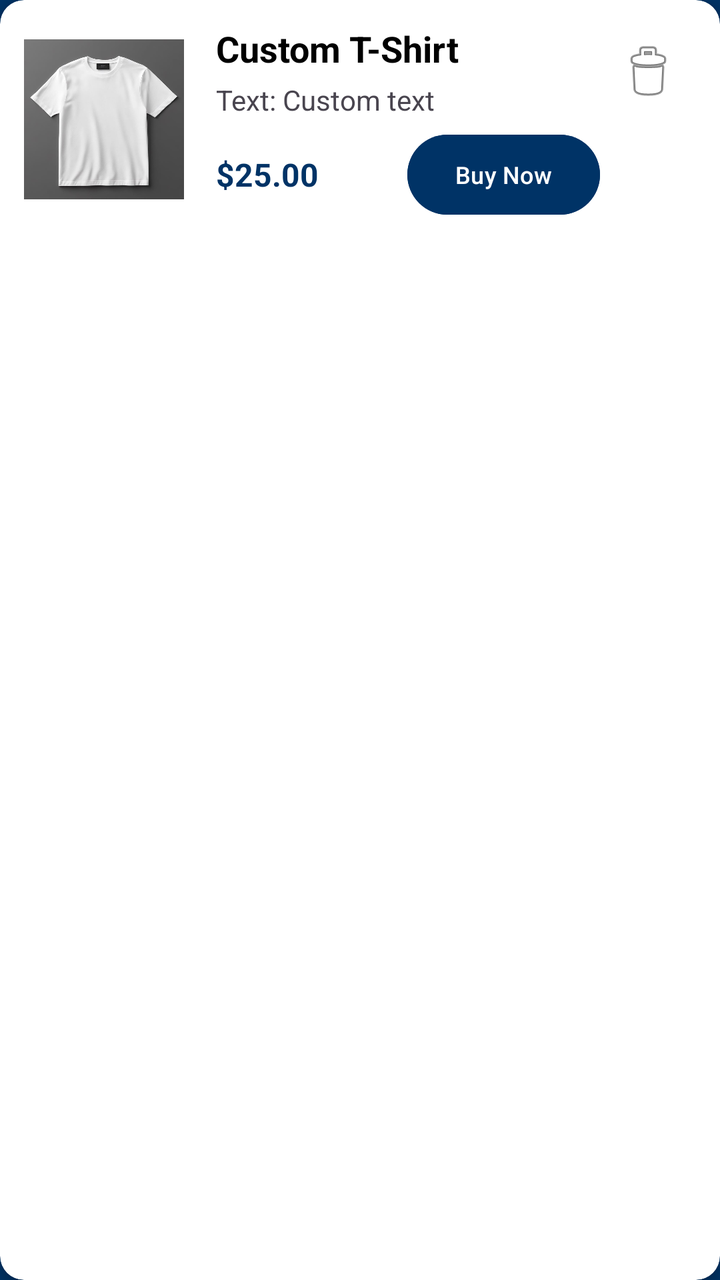
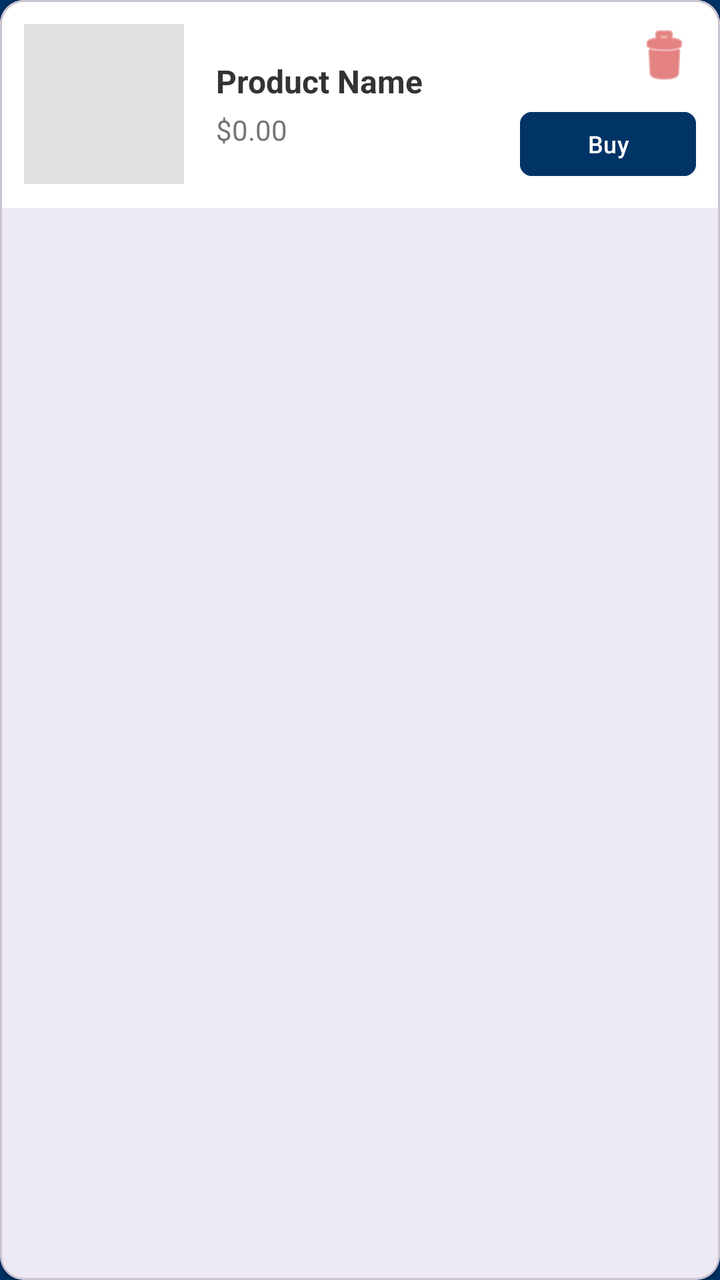

Compare the two renders of this Android layout. The source of the first and the diff that turns it into the second are given below.
<!-- AndroidManifest.xml: application theme Theme.PrintIt -->
<!-- res/layout/item_cart.xml -->
<?xml version="1.0" encoding="utf-8"?>
<androidx.cardview.widget.CardView xmlns:android="http://schemas.android.com/apk/res/android"
    xmlns:app="http://schemas.android.com/apk/res-auto"
    android:layout_width="match_parent"
    android:layout_height="wrap_content"
    android:layout_margin="8dp"
    app:cardCornerRadius="12dp"
    app:cardElevation="4dp">

    <LinearLayout
        android:layout_width="match_parent"
        android:layout_height="wrap_content"
        android:orientation="horizontal"
        android:padding="12dp">

        <ImageView
            android:id="@+id/cart_item_image"
            android:layout_width="80dp"
            android:layout_height="80dp"
            android:scaleType="centerCrop"
            android:src="@drawable/blank_tshirt"
            android:background="#F0F0F0"
            android:layout_gravity="center_vertical"/>

        <LinearLayout
            android:layout_width="0dp"
            android:layout_height="wrap_content"
            android:layout_weight="1"
            android:orientation="vertical"
            android:layout_marginStart="16dp"
            android:layout_gravity="center_vertical">

            <TextView
                android:id="@+id/cart_item_type"
                android:layout_width="wrap_content"
                android:layout_height="wrap_content"
                android:text="Custom T-Shirt"
                android:textSize="18sp"
                android:textStyle="bold"
                android:textColor="@color/black"/>

            <TextView
                android:id="@+id/cart_item_text_preview"
                android:layout_width="wrap_content"
                android:layout_height="wrap_content"
                android:text="Text: Custom text"
                android:textSize="14sp"
                android:layout_marginTop="4dp"/>

            <LinearLayout
                android:layout_width="match_parent"
                android:layout_height="wrap_content"
                android:orientation="horizontal"
                android:layout_marginTop="8dp"
                android:gravity="center_vertical">

                <TextView
                    android:id="@+id/cart_item_price"
                    android:layout_width="wrap_content"
                    android:layout_height="wrap_content"
                    android:text="$25.00"
                    android:textColor="@color/caicon_blue_primary"
                    android:textSize="16sp"
                    android:textStyle="bold" />

                <View
                    android:layout_width="0dp"
                    android:layout_height="0dp"
                    android:layout_weight="1" />

                <Button
                    android:id="@+id/btn_checkout_item"
                    android:layout_width="wrap_content"
                    android:layout_height="40dp"
                    android:text="Buy Now"
                    android:backgroundTint="@color/caicon_blue_primary"
                    android:textColor="@color/white"
                    android:textSize="12sp"
                    android:insetTop="0dp"
                    android:insetBottom="0dp" />
            </LinearLayout>

        </LinearLayout>

        <ImageButton
            android:id="@+id/btn_delete_item"
            android:layout_width="wrap_content"
            android:layout_height="wrap_content"
            android:src="@android:drawable/ic_menu_delete"
            android:background="?attr/selectableItemBackgroundBorderless"
            android:layout_gravity="top"
            android:padding="8dp"/>
    </LinearLayout>
</androidx.cardview.widget.CardView>
<!-- resources referenced by this layout -->
<resources>
  <color name="black">#000000</color>
  <color name="caicon_blue_primary">#003366</color>
  <color name="white">#FFFFFF</color>
  <!-- drawable blank_tshirt: jpg bitmap (drawable, 22947 bytes) -->
  <style name="Theme.PrintIt" parent="Base.Theme.PrintIt" />
  <style name="Base.Theme.PrintIt" parent="Theme.Material3.DayNight.NoActionBar">
          <item name="colorPrimary">@color/caicon_blue_primary</item>
          <item name="colorPrimaryVariant">@color/caicon_blue_primary</item>
  
          <item name="android:statusBarColor">@color/caicon_blue_primary</item>
          <item name="android:windowSplashScreenBackground">@color/caicon_blue_primary</item>
  
          <item name="android:windowBackground">@color/caicon_blue_primary</item>
      </style>
</resources>

<!-- the commit's change to res/layout/item_cart.xml (unified diff, before → after) -->
@@ -1,94 +1,83 @@
 <?xml version="1.0" encoding="utf-8"?>
-<androidx.cardview.widget.CardView xmlns:android="http://schemas.android.com/apk/res/android"
+<com.google.android.material.card.MaterialCardView xmlns:android="http://schemas.android.com/apk/res/android"
     xmlns:app="http://schemas.android.com/apk/res-auto"
     android:layout_width="match_parent"
     android:layout_height="wrap_content"
     android:layout_margin="8dp"
     app:cardCornerRadius="12dp"
-    app:cardElevation="4dp">
+    app:cardElevation="2dp">
 
-    <LinearLayout
+    <RelativeLayout
         android:layout_width="match_parent"
         android:layout_height="wrap_content"
-        android:orientation="horizontal"
-        android:padding="12dp">
+        android:padding="12dp"
+        android:background="@android:color/white">
 
         <ImageView
-            android:id="@+id/cart_item_image"
+            android:id="@+id/ivCartItemImage"
             android:layout_width="80dp"
             android:layout_height="80dp"
+            android:layout_alignParentStart="true"
+            android:layout_centerVertical="true"
             android:scaleType="centerCrop"
-            android:src="@drawable/blank_tshirt"
-            android:background="#F0F0F0"
-            android:layout_gravity="center_vertical"/>
+            android:background="#E0E0E0" />
 
         <LinearLayout
-            android:layout_width="0dp"
+            android:layout_width="wrap_content"
             android:layout_height="wrap_content"
-            android:layout_weight="1"
-            android:orientation="vertical"
+            android:layout_toEndOf="@id/ivCartItemImage"
+            android:layout_toStartOf="@id/actionContainer"
+            android:layout_centerVertical="true"
             android:layout_marginStart="16dp"
-            android:layout_gravity="center_vertical">
+            android:orientation="vertical">
 
             <TextView
-                android:id="@+id/cart_item_type"
+                android:id="@+id/tvCartItemName"
                 android:layout_width="wrap_content"
                 android:layout_height="wrap_content"
-                android:text="Custom T-Shirt"
-                android:textSize="18sp"
-                android:textStyle="bold"
-                android:textColor="@color/black"/>
+                android:text="Product Name"
+                android:textSize="16sp"
+                android:textColor="#333333"
+                android:textStyle="bold" />
 
             <TextView
-                android:id="@+id/cart_item_text_preview"
+                android:id="@+id/tvCartItemPrice"
                 android:layout_width="wrap_content"
                 android:layout_height="wrap_content"
-                android:text="Text: Custom text"
+                android:text="$0.00"
                 android:textSize="14sp"
-                android:layout_marginTop="4dp"/>
-
-            <LinearLayout
-                android:layout_width="match_parent"
-                android:layout_height="wrap_content"
-                android:orientation="horizontal"
-                android:layout_marginTop="8dp"
-                android:gravity="center_vertical">
-
-                <TextView
-                    android:id="@+id/cart_item_price"
-                    android:layout_width="wrap_content"
-                    android:layout_height="wrap_content"
-                    android:text="$25.00"
-                    android:textColor="@color/caicon_blue_primary"
-                    android:textSize="16sp"
-                    android:textStyle="bold" />
-
-                <View
-                    android:layout_width="0dp"
-                    android:layout_height="0dp"
-                    android:layout_weight="1" />
-
-                <Button
-                    android:id="@+id/btn_checkout_item"
-                    android:layout_width="wrap_content"
-                    android:layout_height="40dp"
-                    android:text="Buy Now"
-                    android:backgroundTint="@color/caicon_blue_primary"
-                    android:textColor="@color/white"
-                    android:textSize="12sp"
-                    android:insetTop="0dp"
-                    android:insetBottom="0dp" />
-            </LinearLayout>
-
+                android:textColor="#757575"
+                android:layout_marginTop="4dp" />
         </LinearLayout>
 
-        <ImageButton
-            android:id="@+id/btn_delete_item"
+        <LinearLayout
+            android:id="@+id/actionContainer"
             android:layout_width="wrap_content"
             android:layout_height="wrap_content"
-            android:src="@android:drawable/ic_menu_delete"
-            android:background="?attr/selectableItemBackgroundBorderless"
-            android:layout_gravity="top"
-            android:padding="8dp"/>
-    </LinearLayout>
-</androidx.cardview.widget.CardView>
+            android:layout_alignParentEnd="true"
+            android:layout_centerVertical="true"
+            android:orientation="vertical"
+            android:gravity="end">
+
+            <ImageButton
+                android:id="@+id/btnDelete"
+                android:layout_width="32dp"
+                android:layout_height="32dp"
+                android:background="?attr/selectableItemBackgroundBorderless"
+                android:src="@android:drawable/ic_menu_delete"
+                app:tint="#D32F2F"
+                android:contentDescription="Remove Item" />
+
+            <Button
+                android:id="@+id/btnBuy"
+                android:layout_width="wrap_content"
+                android:layout_height="40dp"
+                android:text="Buy"
+                android:textSize="12sp"
+                android:layout_marginTop="8dp"
+                android:backgroundTint="@color/caicon_blue_primary"
+                app:cornerRadius="6dp" />
+        </LinearLayout>
+
+    </RelativeLayout>
+</com.google.android.material.card.MaterialCardView>
<!-- resource entries referenced after the edit -->
@@ -1,18 +1,16 @@
 <!-- resources referenced by this layout -->
 <resources>
-  <color name="black">#000000</color>
   <color name="caicon_blue_primary">#003366</color>
-  <color name="white">#FFFFFF</color>
-  <!-- drawable blank_tshirt: jpg bitmap (drawable, 22947 bytes) -->
   <style name="Theme.PrintIt" parent="Base.Theme.PrintIt" />
   <style name="Base.Theme.PrintIt" parent="Theme.Material3.DayNight.NoActionBar">
           <item name="colorPrimary">@color/caicon_blue_primary</item>
           <item name="colorPrimaryVariant">@color/caicon_blue_primary</item>
   
           <item name="android:statusBarColor">@color/caicon_blue_primary</item>
-          <item name="android:windowSplashScreenBackground">@color/caicon_blue_primary</item>
+          <item name="android:windowSplashScreenBackground" tools:targetApi="31">@color/caicon_blue_primary</item>
+          <item name="android:windowBackground">@color/caicon_blue_primary</item>
   
-          <item name="android:windowBackground">@color/caicon_blue_primary</item>
+          <item name="colorControlActivated">@color/caicon_blue_primary</item>
       </style>
 </resources>
 
